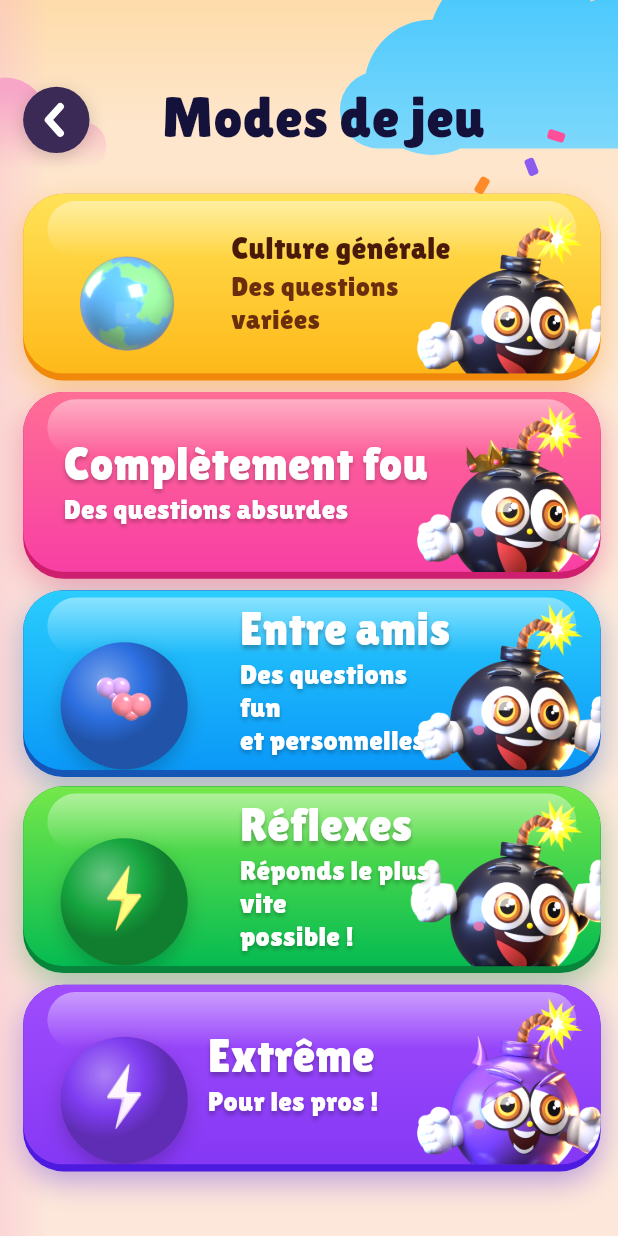
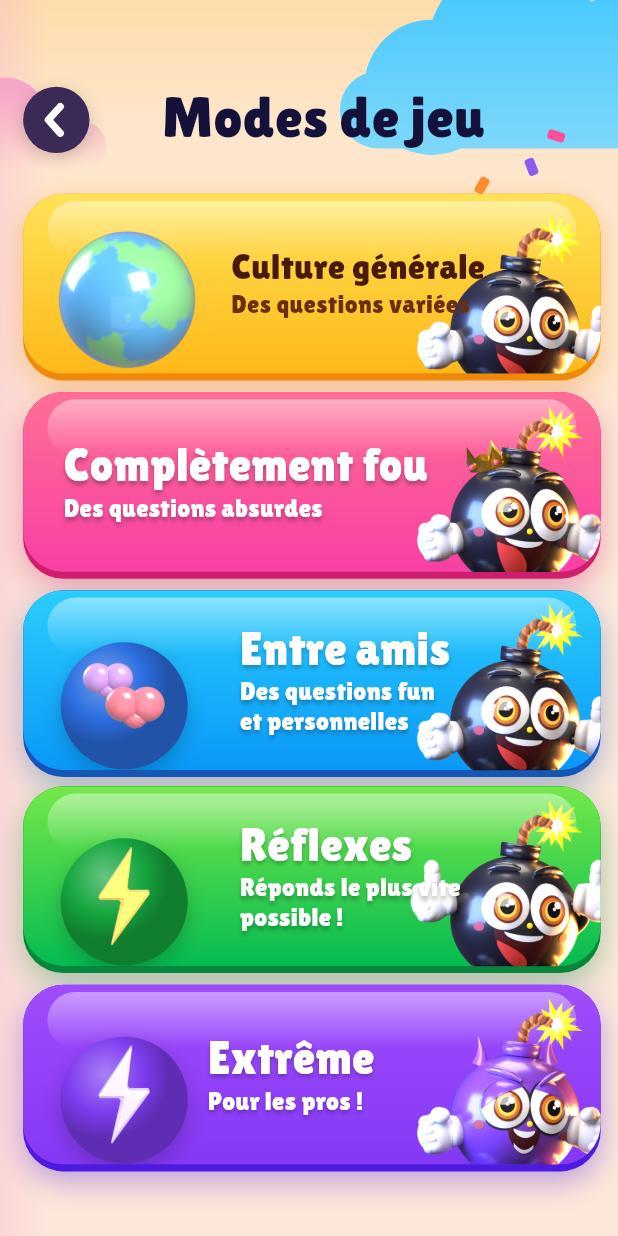
Before and after one commit to rito27959-arch/Boomparty, a Flutter app: the screen it shows after launch, after a tap on "Jouer", on a phone screen of 412 x 824 dp. Run offline on Flutter 3.47's test engine with Material 3 defaults, Android fonts, the phone set to English and light mode, and no system bars; our stand-ins replace share_plus, shared_preferences, speech_to_text; missing offline and left inert: flame; statements that could not run were skipped.

Commit message:
Cartes de mode : icônes 3D agrandies, texte sur deux lignes ; médailles agrandies [apk]
Co-Authored-By: Claude Opus 5.5 <noreply@anthropic.com>
Claude-Session: https://claude.ai/code/session_01QLD1Cn8L4n2p72nE7zeQhR

```diff
--- a/lib/screens/leaderboard_screen.dart
+++ b/lib/screens/leaderboard_screen.dart
@@ -95,7 +95,7 @@ class _Row extends StatelessWidget {
       ),
       child: Row(children: [
         SizedBox(width: 9 * k),
-        SizedBox(width: 26 * k, height: 26 * k, child: rank <= 3 ? Illustration('medal_$rank', scale: 1.5) : Center(child: Text('$rank', style: BoomText.ui800(12.5 * k)))),
+        SizedBox(width: 26 * k, height: 26 * k, child: rank <= 3 ? Illustration('medal_$rank', scale: 2.1) : Center(child: Text('$rank', style: BoomText.ui800(12.5 * k)))),
         SizedBox(width: 8 * k),
         PlayerAvatar(index: p.avatar, size: 30 * k),
         SizedBox(width: 9 * k),
--- a/lib/screens/modes_screen.dart
+++ b/lib/screens/modes_screen.dart
@@ -81,13 +81,13 @@ class _ModeCardContent extends StatelessWidget {
     Widget? icon;
     switch (spec.icon) {
       case _Icon.globe:
-        icon = SizedBox.square(dimension: 46 * k, child: const Illustration('cat_pays'));
+        icon = SizedBox.square(dimension: 46 * k, child: const Illustration('cat_pays', scale: 1.45));
       case _Icon.hearts:
-        icon = GlossyDisc(size: 44 * k, color: const Color(0xFF2C6FE0), child: const Illustration('icon_hearts'));
+        icon = GlossyDisc(size: 44 * k, color: const Color(0xFF2C6FE0), child: const Illustration('icon_hearts', scale: 1.5));
       case _Icon.bolt:
-        icon = GlossyDisc(size: 44 * k, color: const Color(0xFF16A63F), child: const Illustration('icon_bolt'));
+        icon = GlossyDisc(size: 44 * k, color: const Color(0xFF16A63F), child: const Illustration('icon_bolt', scale: 1.5));
       case _Icon.boltPurple:
-        icon = GlossyDisc(size: 44 * k, color: const Color(0xFF7E3CF0), child: const Illustration('icon_bolt_purple'));
+        icon = GlossyDisc(size: 44 * k, color: const Color(0xFF7E3CF0), child: const Illustration('icon_bolt_purple', scale: 1.5));
       case _Icon.none:
         icon = null;
     }
@@ -102,14 +102,14 @@ class _ModeCardContent extends StatelessWidget {
         child: _Mascot(spec: spec),
       ),
       Positioned(
-        left: spec.textLeft * k, right: 52 * k, top: 0, bottom: 0,
+        left: spec.textLeft * k, right: 40 * k, top: 0, bottom: 0,
         child: Column(
           mainAxisAlignment: MainAxisAlignment.center,
           crossAxisAlignment: CrossAxisAlignment.start,
           children: [
             FittedBox(fit: BoxFit.scaleDown, alignment: Alignment.centerLeft, child: Text(spec.title, maxLines: 1, style: BoomText.ui800(12.6 * k, color: spec.titleColor, height: 1.05).copyWith(shadows: shadow))),
             SizedBox(height: 1.5 * k),
-            Text(spec.subtitle, style: BoomText.ui600(7.6 * k, color: spec.subColor, height: 1.2).copyWith(shadows: shadow)),
+            Text(spec.subtitle, style: BoomText.ui600(6.9 * k, color: spec.subColor, height: 1.2).copyWith(shadows: shadow)),
           ],
         ),
       ),
```
